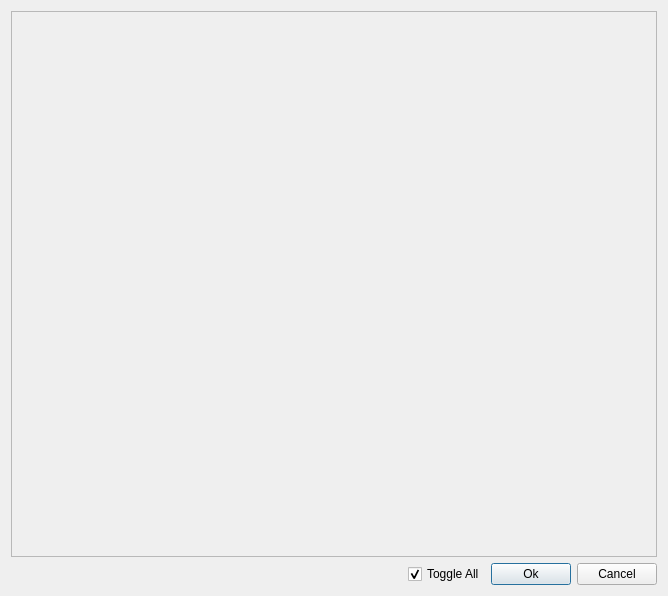
First picture: the form in ui/mappings.ui, repository iceanimations/createShots, before the edit.
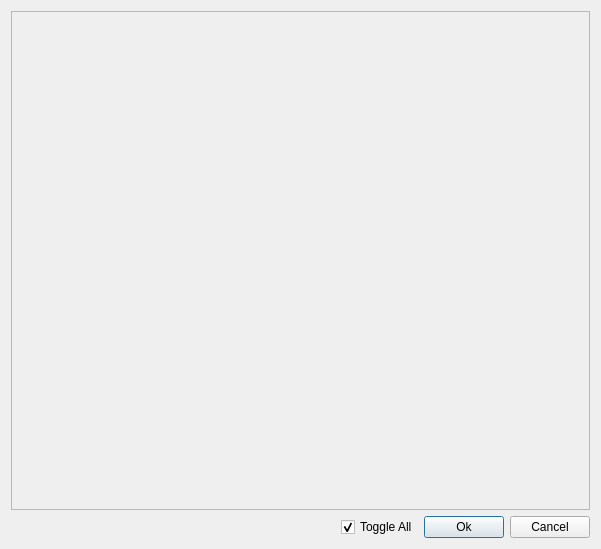
Second picture: the form after the edit.

```diff
--- a/ui/mappings.ui
+++ b/ui/mappings.ui
@@ -6,8 +6,8 @@
    <rect>
     <x>0</x>
     <y>0</y>
-    <width>668</width>
-    <height>596</height>
+    <width>601</width>
+    <height>549</height>
    </rect>
   </property>
   <property name="windowTitle">
@@ -24,8 +24,8 @@
        <rect>
         <x>0</x>
         <y>0</y>
-        <width>646</width>
-        <height>540</height>
+        <width>579</width>
+        <height>493</height>
        </rect>
       </property>
       <layout class="QVBoxLayout" name="verticalLayout">
```
